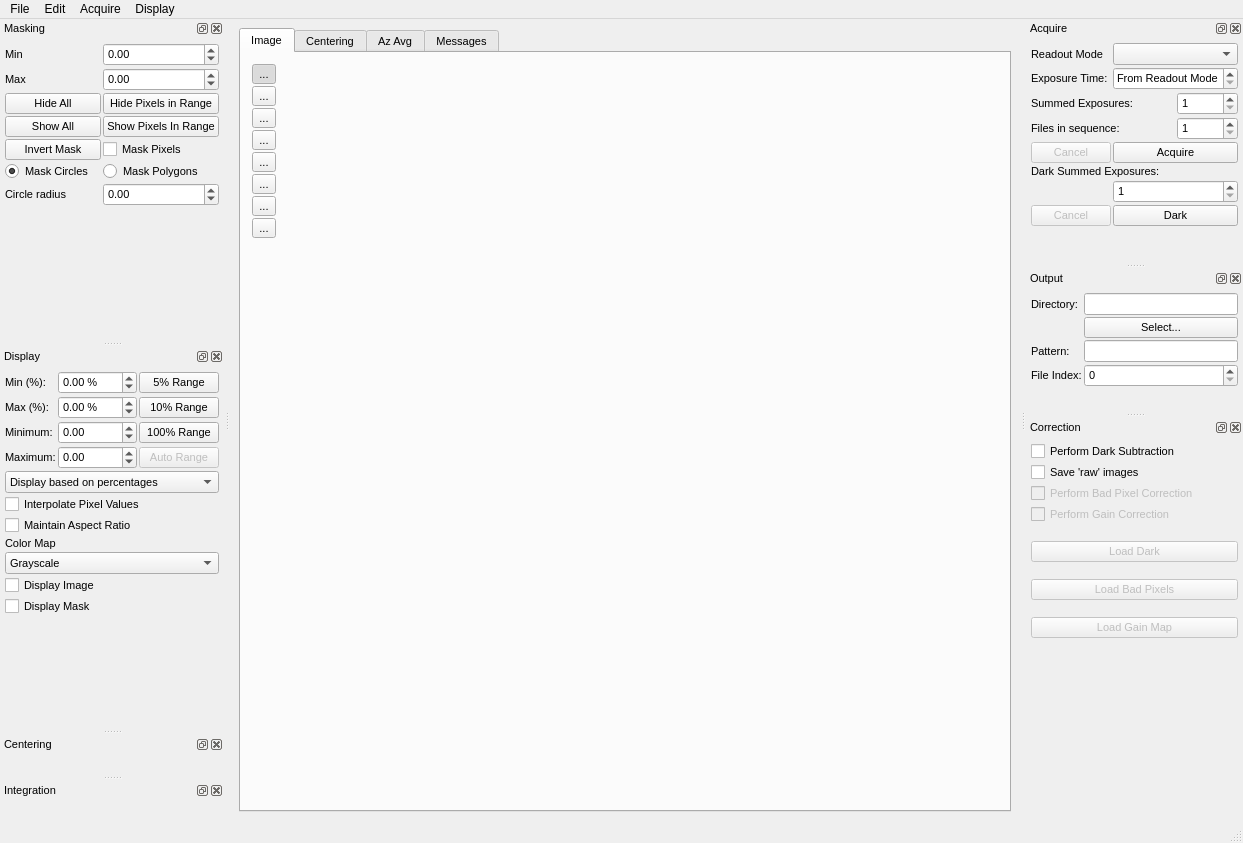
Old version of the form qxrdwindow.ui in the repository guyjennings/qxrd.
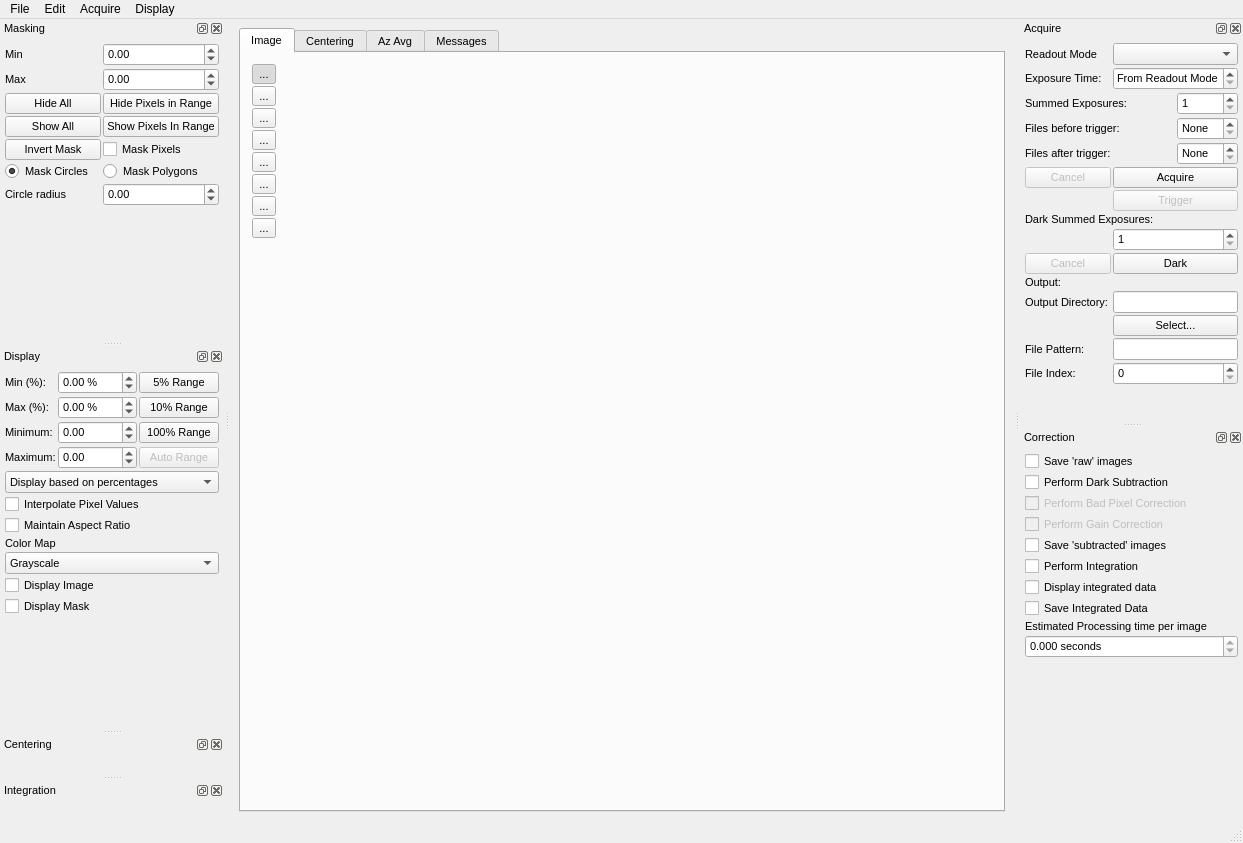
New version of the form. Icons and pictures are not drawn. Custom widgets are drawn as their Qt base class.

Commit message: Added properties and user interface elements for pre- and post- trigger counts Added properties and user interface elements for fine-grained control of processing chain

The edit to the form file:
```diff
--- a/qxrdwindow.ui
+++ b/qxrdwindow.ui
@@ -861,7 +861,7 @@
        </property>
       </widget>
      </item>
-     <item row="3" column="0" colspan="3">
+     <item row="4" column="0" colspan="3">
       <widget class="QLabel" name="label_3">
        <property name="font">
         <font>
@@ -869,12 +869,12 @@
         </font>
        </property>
        <property name="text">
-        <string>Files in sequence:</string>
+        <string>Files after trigger:</string>
        </property>
       </widget>
      </item>
-     <item row="3" column="3">
-      <widget class="QSpinBox" name="m_FilesInSequence">
+     <item row="4" column="3">
+      <widget class="QSpinBox" name="m_PostTriggerFiles">
        <property name="sizePolicy">
         <sizepolicy hsizetype="Preferred" vsizetype="Fixed">
          <horstretch>1</horstretch>
@@ -887,22 +887,25 @@
         </font>
        </property>
        <property name="toolTip">
-        <string>Total number of files to take in sequence
-Script: &quot;acquisition.filesInSequence&quot;
-Script Function: filesInSequence()</string>
+        <string>Total number of files to take after trigger
+Script: &quot;acquisition.postTriggerFiles&quot;
+Script Function: postTriggerFiles()</string>
+       </property>
+       <property name="specialValueText">
+        <string>None</string>
        </property>
        <property name="keyboardTracking">
         <bool>false</bool>
        </property>
        <property name="minimum">
-        <number>1</number>
+        <number>0</number>
        </property>
        <property name="maximum">
         <number>99999</number>
        </property>
       </widget>
      </item>
-     <item row="4" column="0" colspan="2">
+     <item row="7" column="0" colspan="2">
       <widget class="QPushButton" name="m_CancelButton">
        <property name="enabled">
         <bool>false</bool>
@@ -917,7 +920,7 @@
        </property>
       </widget>
      </item>
-     <item row="4" column="2" colspan="2">
+     <item row="7" column="2" colspan="2">
       <widget class="QPushButton" name="m_AcquireButton">
        <property name="enabled">
         <bool>true</bool>
@@ -942,7 +945,7 @@
        </property>
       </widget>
      </item>
-     <item row="5" column="0" colspan="4">
+     <item row="9" column="0" colspan="4">
       <widget class="QLabel" name="label_7">
        <property name="font">
         <font>
@@ -954,7 +957,7 @@
        </property>
       </widget>
      </item>
-     <item row="6" column="2" colspan="2">
+     <item row="10" column="2" colspan="2">
       <widget class="QSpinBox" name="m_DarkSummedExposures">
        <property name="sizePolicy">
         <sizepolicy hsizetype="Preferred" vsizetype="Fixed">
@@ -983,7 +986,7 @@
        </property>
       </widget>
      </item>
-     <item row="7" column="0" colspan="2">
+     <item row="11" column="0" colspan="2">
       <widget class="QPushButton" name="m_DarkCancelButton">
        <property name="enabled">
         <bool>false</bool>
@@ -998,7 +1001,7 @@
        </property>
       </widget>
      </item>
-     <item row="7" column="2" colspan="2">
+     <item row="11" column="2" colspan="2">
       <widget class="QPushButton" name="m_DarkAcquireButton">
        <property name="enabled">
         <bool>true</bool>
@@ -1023,7 +1026,7 @@
        </property>
       </widget>
      </item>
-     <item row="8" column="1" colspan="2">
+     <item row="18" column="1" colspan="2">
       <spacer name="verticalSpacer">
        <property name="orientation">
         <enum>Qt::Vertical</enum>
@@ -1036,33 +1039,79 @@
        </property>
       </spacer>
      </item>
-    </layout>
-   </widget>
-  </widget>
-  <widget class="QDockWidget" name="m_OutputDockWidget">
-   <property name="font">
-    <font>
-     <pointsize>8</pointsize>
-    </font>
-   </property>
-   <property name="windowTitle">
-    <string>Output</string>
-   </property>
-   <attribute name="dockWidgetArea">
-    <number>2</number>
-   </attribute>
-   <widget class="QWidget" name="dockWidgetContents_2">
-    <layout class="QFormLayout" name="formLayout_2">
-     <property name="horizontalSpacing">
-      <number>2</number>
-     </property>
-     <property name="verticalSpacing">
-      <number>2</number>
-     </property>
-     <property name="margin">
-      <number>5</number>
-     </property>
-     <item row="0" column="0">
+     <item row="8" column="2" colspan="2">
+      <widget class="QPushButton" name="m_TriggerButton">
+       <property name="enabled">
+        <bool>false</bool>
+       </property>
+       <property name="sizePolicy">
+        <sizepolicy hsizetype="Preferred" vsizetype="Fixed">
+         <horstretch>1</horstretch>
+         <verstretch>0</verstretch>
+        </sizepolicy>
+       </property>
+       <property name="font">
+        <font>
+         <pointsize>8</pointsize>
+        </font>
+       </property>
+       <property name="toolTip">
+        <string>Do regular acquisition
+Script Function: acquire()</string>
+       </property>
+       <property name="text">
+        <string>Trigger</string>
+       </property>
+      </widget>
+     </item>
+     <item row="3" column="0" colspan="3">
+      <widget class="QLabel" name="label_9">
+       <property name="font">
+        <font>
+         <pointsize>8</pointsize>
+        </font>
+       </property>
+       <property name="text">
+        <string>Files before trigger:</string>
+       </property>
+      </widget>
+     </item>
+     <item row="3" column="3">
+      <widget class="QSpinBox" name="m_PreTriggerFiles">
+       <property name="sizePolicy">
+        <sizepolicy hsizetype="Preferred" vsizetype="Fixed">
+         <horstretch>1</horstretch>
+         <verstretch>0</verstretch>
+        </sizepolicy>
+       </property>
+       <property name="font">
+        <font>
+         <pointsize>8</pointsize>
+        </font>
+       </property>
+       <property name="toolTip">
+        <string>Total number of files to take before trigger&quot;
+Script: &quot;acquisition.preTriggerFiles&quot;
+Script Function: preTriggerFiles()</string>
+       </property>
+       <property name="specialValueText">
+        <string>None</string>
+       </property>
+       <property name="keyboardTracking">
+        <bool>false</bool>
+       </property>
+       <property name="minimum">
+        <number>0</number>
+       </property>
+       <property name="maximum">
+        <number>99999</number>
+       </property>
+       <property name="value">
+        <number>0</number>
+       </property>
+      </widget>
+     </item>
+     <item row="13" column="0">
       <widget class="QLabel" name="label_6">
        <property name="font">
         <font>
@@ -1070,11 +1119,11 @@
         </font>
        </property>
        <property name="text">
-        <string>Directory:</string>
+        <string>Output Directory:</string>
        </property>
       </widget>
      </item>
-     <item row="0" column="1">
+     <item row="13" column="2" colspan="2">
       <widget class="QLineEdit" name="m_OutputDirectory">
        <property name="sizePolicy">
         <sizepolicy hsizetype="Preferred" vsizetype="Fixed">
@@ -1097,7 +1146,7 @@
        </property>
       </widget>
      </item>
-     <item row="1" column="1">
+     <item row="14" column="2" colspan="2">
       <widget class="QPushButton" name="m_SelectDirectoryButton">
        <property name="font">
         <font>
@@ -1109,7 +1158,7 @@
        </property>
       </widget>
      </item>
-     <item row="2" column="0">
+     <item row="15" column="0">
       <widget class="QLabel" name="label_4">
        <property name="font">
         <font>
@@ -1117,11 +1166,11 @@
         </font>
        </property>
        <property name="text">
-        <string>Pattern:</string>
+        <string>File Pattern:</string>
        </property>
       </widget>
      </item>
-     <item row="2" column="1">
+     <item row="15" column="2" colspan="2">
       <widget class="QLineEdit" name="m_FilePattern">
        <property name="sizePolicy">
         <sizepolicy hsizetype="Preferred" vsizetype="Fixed">
@@ -1144,7 +1193,7 @@
        </property>
       </widget>
      </item>
-     <item row="3" column="0">
+     <item row="16" column="0">
       <widget class="QLabel" name="label_5">
        <property name="font">
         <font>
@@ -1156,7 +1205,7 @@
        </property>
       </widget>
      </item>
-     <item row="3" column="1">
+     <item row="16" column="2" colspan="2">
       <widget class="QSpinBox" name="m_FileIndex">
        <property name="sizePolicy">
         <sizepolicy hsizetype="Preferred" vsizetype="Fixed">
@@ -1182,18 +1231,12 @@
        </property>
       </widget>
      </item>
-     <item row="4" column="0" colspan="2">
-      <spacer name="verticalSpacer_7">
-       <property name="orientation">
-        <enum>Qt::Vertical</enum>
+     <item row="12" column="0" colspan="4">
+      <widget class="QLabel" name="label_10">
+       <property name="text">
+        <string>Output:</string>
        </property>
-       <property name="sizeHint" stdset="0">
-        <size>
-         <width>159</width>
-         <height>1</height>
-        </size>
-       </property>
-      </spacer>
+      </widget>
      </item>
     </layout>
    </widget>
@@ -1218,21 +1261,6 @@
      <property name="margin">
       <number>5</number>
      </property>
-     <item>
-      <widget class="QCheckBox" name="m_PerformDark">
-       <property name="font">
-        <font>
-         <pointsize>8</pointsize>
-        </font>
-       </property>
-       <property name="toolTip">
-        <string>Do dark subtraction as images are taken</string>
-       </property>
-       <property name="text">
-        <string>Perform Dark Subtraction </string>
-       </property>
-      </widget>
-     </item>
      <item>
       <widget class="QCheckBox" name="m_SaveRaw">
        <property name="font">
@@ -1248,6 +1276,21 @@
        </property>
       </widget>
      </item>
+     <item>
+      <widget class="QCheckBox" name="m_PerformDark">
+       <property name="font">
+        <font>
+         <pointsize>8</pointsize>
+        </font>
+       </property>
+       <property name="toolTip">
+        <string>Do dark subtraction as images are taken</string>
+       </property>
+       <property name="text">
+        <string>Perform Dark Subtraction </string>
+       </property>
+      </widget>
+     </item>
      <item>
       <widget class="QCheckBox" name="m_PerformBadPixels">
        <property name="enabled">
@@ -1279,68 +1322,79 @@
       </widget>
      </item>
      <item>
-      <widget class="QLabel" name="m_DarkImagePath">
+      <widget class="QCheckBox" name="m_SaveSubtracted">
+       <property name="font">
+        <font>
+         <pointsize>8</pointsize>
+        </font>
+       </property>
+       <property name="toolTip">
+        <string>Save subtracted images as they are taken</string>
+       </property>
        <property name="text">
-        <string/>
+        <string>Save 'subtracted' images</string>
        </property>
       </widget>
      </item>
      <item>
-      <widget class="QPushButton" name="m_LoadDarkButton">
-       <property name="enabled">
-        <bool>false</bool>
-       </property>
+      <widget class="QCheckBox" name="m_PerformIntegration">
        <property name="font">
         <font>
          <pointsize>8</pointsize>
         </font>
        </property>
        <property name="text">
-        <string>Load Dark</string>
+        <string>Perform Integration</string>
        </property>
       </widget>
      </item>
      <item>
-      <widget class="QLabel" name="m_BadPixelsPath">
+      <widget class="QCheckBox" name="m_DisplayIntegratedData">
+       <property name="font">
+        <font>
+         <pointsize>8</pointsize>
+        </font>
+       </property>
+       <property name="toolTip">
+        <string>Add integrated data to graph as it is calculated</string>
+       </property>
        <property name="text">
-        <string/>
+        <string>Display integrated data</string>
        </property>
       </widget>
      </item>
      <item>
-      <widget class="QPushButton" name="m_LoadBadPixelsButton">
-       <property name="enabled">
-        <bool>false</bool>
-       </property>
+      <widget class="QCheckBox" name="m_SaveIntegratedData">
        <property name="font">
         <font>
          <pointsize>8</pointsize>
         </font>
        </property>
        <property name="text">
-        <string>Load Bad Pixels</string>
+        <string>Save Integrated Data</string>
        </property>
       </widget>
      </item>
      <item>
       <widget class="QLabel" name="m_GainMapPath">
        <property name="text">
-        <string/>
+        <string>Estimated Processing time per image</string>
        </property>
       </widget>
      </item>
      <item>
-      <widget class="QPushButton" name="m_LoadGainCorrection">
-       <property name="enabled">
-        <bool>false</bool>
+      <widget class="QDoubleSpinBox" name="m_EstimatedProcessingTime">
+       <property name="toolTip">
+        <string>Estimated processing time</string>
        </property>
-       <property name="font">
-        <font>
-         <pointsize>8</pointsize>
-        </font>
+       <property name="readOnly">
+        <bool>true</bool>
        </property>
-       <property name="text">
-        <string>Load Gain Map</string>
+       <property name="suffix">
+        <string> seconds</string>
+       </property>
+       <property name="decimals">
+        <number>3</number>
        </property>
       </widget>
      </item>
```
Left out of the diff: 78 changed lines with no effect on the pictures. The commit also changes 10 other files.
